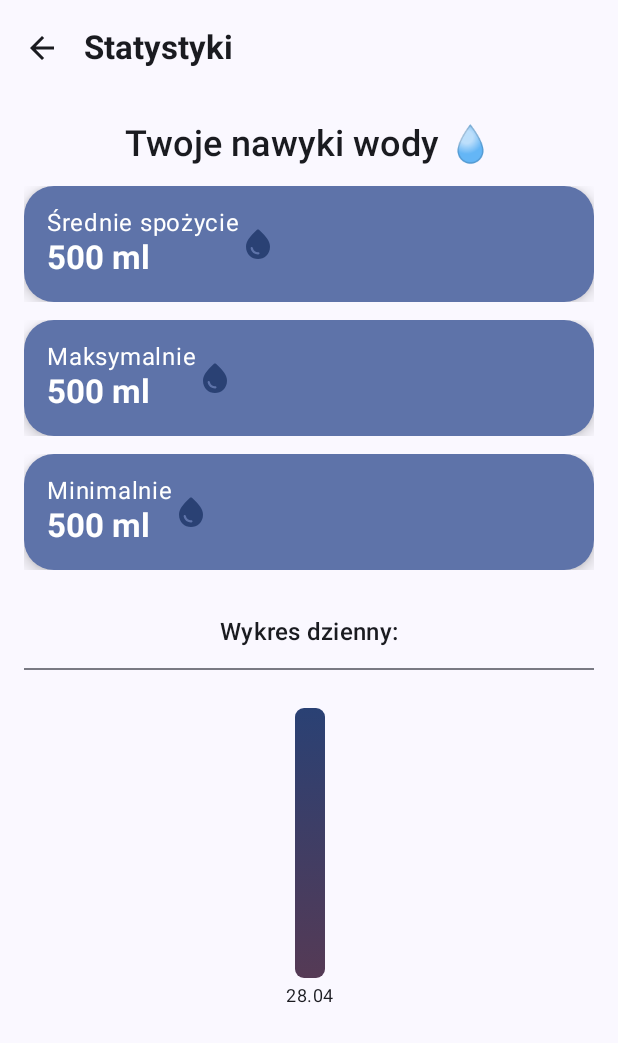
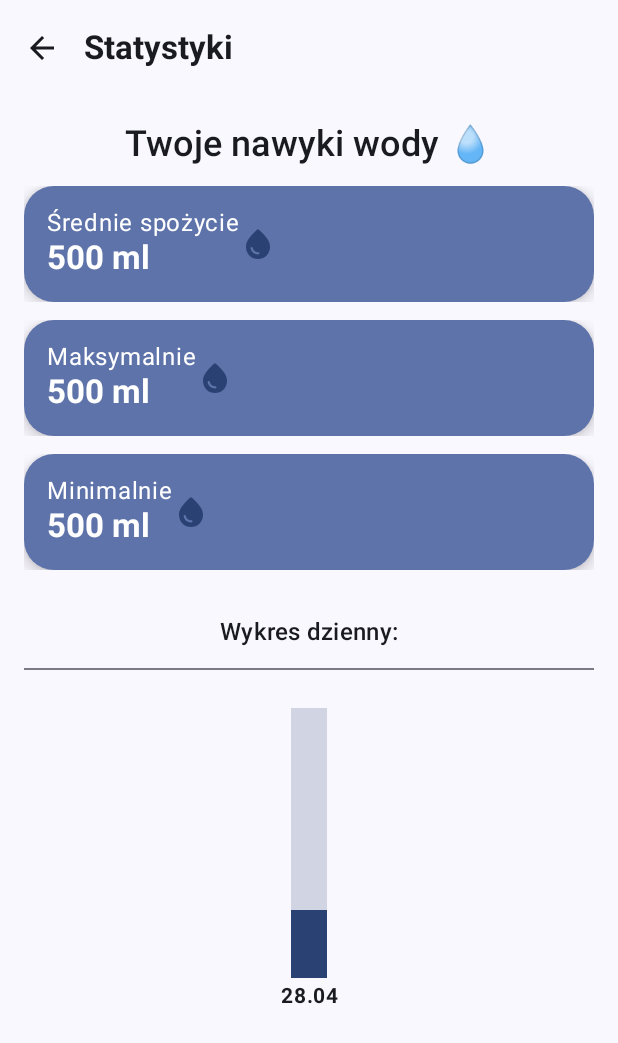
Before and after one commit to antek314/Drink_app, an Android app built with Jetpack Compose: the StatystykiScreen screen opened through its navigation route, on a phone screen of 412 x 824 dp. Shown: the top 1043 px of the screen. Run offline under Robolectric (Android 15) with nearby library versions, the light colour scheme and no system bars.

Commit message:
slupki update

```diff
--- a/app/src/main/java/com/example/drink/MainActivity.kt
+++ b/app/src/main/java/com/example/drink/MainActivity.kt
@@ -85,7 +85,7 @@ import android.appwidget.AppWidgetManager
 import android.content.IntentFilter
 import androidx.compose.material.icons.filled.MoreVert
 import androidx.compose.runtime.DisposableEffect
-
+import androidx.compose.ui.unit.sp
 
 
 
@@ -593,15 +593,87 @@ fun WaterGlass(waterIntake: Int, modifier: Modifier = Modifier, maxWater:Int) {
         )
     }
 }
+
+@Composable
+fun SimpleBarChart(
+    data: List<Int>,
+    target: Int,
+    labels: List<String>
+) {
+    val maxValue = maxOf(target, data.maxOrNull() ?: target)
+
+    Row(
+        modifier = Modifier
+            .height(200.dp)
+            .padding(horizontal = 12.dp),
+        verticalAlignment = Alignment.Bottom,
+        horizontalArrangement = Arrangement.spacedBy(32.dp)  // Odstęp 24.dp między kolumnami
+    ) {
+        data.forEachIndexed { index, value ->
+            Column(
+                horizontalAlignment = Alignment.CenterHorizontally,
+                modifier = Modifier.width(48.dp)
+            ) {
+                Box(
+                    modifier = Modifier
+                        .width(24.dp)
+                        .height(180.dp)
+                ) {
+                    // Słupek celu (tło)
+                    Box(
+                        modifier = Modifier
+                            .fillMaxWidth()
+                            .height((target * 180 / maxValue).dp)
+                            .background(MaterialTheme.colorScheme.primary.copy(alpha = 0.2f))
+                            .align(Alignment.BottomCenter)
+                    )
+
+                    // Słupek aktualny (przód)
+                    Box(
+                        modifier = Modifier
+                            .fillMaxWidth()
+                            .height((value * 180 / maxValue).dp)
+                            .background(MaterialTheme.colorScheme.primary)
+                            .align(Alignment.BottomCenter)
+                    )
+                }
+
+                // Data (większa i z odstępem)
+                Text(
+                    text = labels[index],
+                    fontSize = 14.sp,  // Zwiększone z 10.sp
+                    fontWeight = FontWeight.Bold, // Pogrubienie
+                    textAlign = TextAlign.Center, // Nowe
+                    modifier = Modifier.fillMaxWidth()                )
+            }
+        }
+    }
+}
+
 @OptIn(ExperimentalMaterial3Api::class)
 @Composable
 fun StatystykiScreen(onBack: () -> Unit) {
 
     val context = LocalContext.current
     var historia by remember { mutableStateOf<List<HistoriaEntry>>(emptyList()) }
+    var dailyTarget by remember { mutableStateOf(2000) }
+
+    /*
+    val testData = listOf(
+        HistoriaEntry(date = "2023-05-01", intake = 800),
+        HistoriaEntry(date = "2023-05-02", intake = 1200),
+        HistoriaEntry(date = "2023-05-03", intake = 2200),
+        HistoriaEntry(date = "2023-05-04", intake = 1500),
+        HistoriaEntry(date = "2023-05-05", intake = 1800)
+    )
+
+    val historia by remember { mutableStateOf(testData) } // <- Nadpisanie danymi testowymi
+    dailyTarget = 2000
+    */
 
     LaunchedEffect(Unit) {
         historia = HistoriaRepository.pobierzHistorie(context)
+        dailyTarget = WaterDataStore.getWaterTarget(context)
     }
 
     val srednia = historia.map { it.intake }.average().toInt()
@@ -659,6 +731,7 @@ fun StatystykiScreen(onBack: () -> Unit) {
             } else {
                 SimpleBarChart(
                     data = ostatnie.map { it.intake },
+                    target = dailyTarget,  // Nowy parametr!
                     labels = ostatnie.map {
                         LocalDate.parse(it.date).format(DateTimeFormatter.ofPattern("dd.MM"))
                     }
--- a/app/src/main/java/com/example/drink/WaterDataStore.kt
+++ b/app/src/main/java/com/example/drink/WaterDataStore.kt
@@ -24,6 +24,12 @@ object WaterDataStore {
 
     private val WATER_KEY = intPreferencesKey("water_intake")
     private val DATE_KEY = stringPreferencesKey("last_date")
+
+    private val TARGET_KEY = intPreferencesKey("water_target")
+
+    suspend fun getWaterTarget(context: Context): Int {
+        return context.dataStore.data.first()[TARGET_KEY] ?: 2000
+    }
 
     suspend fun loadIntake(context: Context): Int {
         val prefs = context.dataStore.data.first()
```
